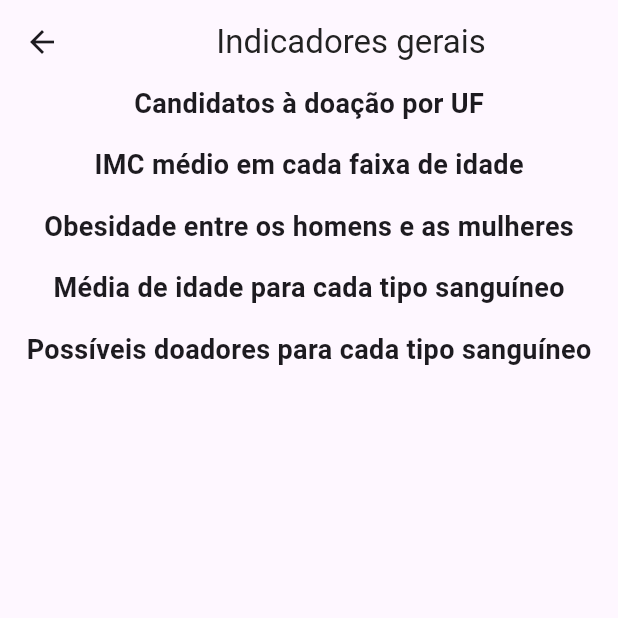
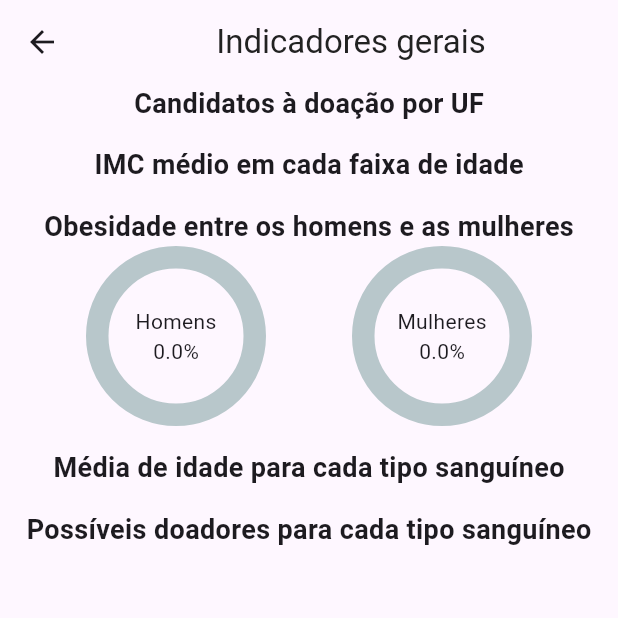
Before and after one commit to BenjamimRodrigo/app_wktest, a Flutter app: the screen it shows after launch, after a tap on the "insert chart outlined" icon, on a phone screen of 412 x 824 dp, the top half of it. Run offline on Flutter 3.47's test engine with Material 3 defaults, Android fonts, the phone set to English and light mode, and no system bars; drawn by our look-alikes of percent_indicator; our stand-ins replace flutter_staggered_animations, get; network calls fail.

Commit message:
feat: obesidadePorGenero at indicadores page

```diff
--- a/lib/app/data/repositories/indicadores_repository.dart
+++ b/lib/app/data/repositories/indicadores_repository.dart
@@ -1,3 +1,4 @@
+import 'package:app_wktest/app/data/dtos/obesidade_por_genero_dto.dart';
 import 'package:app_wktest/app/data/providers/indicadores_provider.dart';
 
 class IndicadoresRepository {
@@ -13,7 +14,7 @@ class IndicadoresRepository {
     return api.imcMedioFaixaEtaria();
   }
 
-  Future percentualObesosPorGenero() {
+  Future<List<ResponseObesidadePorGeneroDTO>> percentualObesosPorGenero() {
     return api.percentualObesosPorGenero();
   }
 
--- a/lib/app/modules/indicadores/controllers/indicadores_controller.dart
+++ b/lib/app/modules/indicadores/controllers/indicadores_controller.dart
@@ -7,15 +7,19 @@ class IndicadoresController extends GetxController {
   IndicadoresController(this.repository);
 
   final _pessoasPorUF = <ResponsePessoasPorUFDTO>[].obs;
+  final _percentObedidadeMasculina = 0.0.obs;
+  final _percentObedidadeFeminina = 0.0.obs;
 
   List<ResponsePessoasPorUFDTO> get pessoasPorUF => _pessoasPorUF;
+  double get percentObedidadeMasculina => _percentObedidadeMasculina.value;
+  double get percentObedidadeFeminina => _percentObedidadeFeminina.value;
 
   @override
   void onInit() {
     loadPessoasPorUF();
-    /* loadImcMedioFaixaEtaria();
+    //loadImcMedioFaixaEtaria();
     loadPercentualObesosPorGenero();
-    loadMediaIdadePorTipoSanguineo();
+    /*loadMediaIdadePorTipoSanguineo();
     loadQtdDoadoresPorTipoSanguineo(); */
     super.onInit();
   }
@@ -34,7 +38,9 @@ class IndicadoresController extends GetxController {
 
   void loadPercentualObesosPorGenero() {
     repository.percentualObesosPorGenero().then((response) {
-      print(response);
+      if(response.isEmpty) return;
+      _percentObedidadeMasculina.value = response.where((e) => e.genero == 'MASCULINO').first.percentual;
+      _percentObedidadeFeminina.value = response.where((e) => e.genero == 'FEMININO').first.percentual;
     });
   }
 
--- a/lib/app/modules/indicadores/views/indicadores_page.dart
+++ b/lib/app/modules/indicadores/views/indicadores_page.dart
@@ -1,4 +1,5 @@
 import 'package:app_wktest/app/modules/indicadores/controllers/indicadores_controller.dart';
+import 'package:app_wktest/app/modules/indicadores/widgets/obesidade_por_genero_widget.dart';
 import 'package:app_wktest/app/modules/indicadores/widgets/pessoas_por_uf_widget.dart';
 import 'package:app_wktest/app/themes/colors_palete.dart';
 import 'package:flutter/material.dart';
@@ -43,6 +44,7 @@ class IndicadoresPage extends GetView<IndicadoresController> {
                   style: titleStyle,
                 ),
               ),
+              ObesidadePorGeneroWidget(),
               const SizedBox(height: 15),
               Center(
                 child: Text(
--- /dev/null
+++ b/lib/app/modules/indicadores/widgets/obesidade_por_genero_widget.dart
@@ -0,0 +1,43 @@
+import 'package:app_wktest/app/modules/indicadores/controllers/indicadores_controller.dart';
+import 'package:flutter/material.dart';
+import 'package:get/get.dart';
+import 'package:percent_indicator/percent_indicator.dart';
+
+class ObesidadePorGeneroWidget extends GetView<IndicadoresController> {
+  @override
+  Widget build(BuildContext context) {
+    return Obx(() => Row(
+          mainAxisAlignment: MainAxisAlignment.spaceEvenly,
+          children: [
+            CircularPercentIndicator(
+              radius: 60.0,
+              lineWidth: 15.0,
+              animation: true,
+              percent: controller.percentObedidadeMasculina / 100,
+              center: Column(
+                mainAxisAlignment: MainAxisAlignment.center,
+                children: [
+                  Text("Homens"),
+                  Text("${controller.percentObedidadeMasculina}%"),
+                ],
+              ),
+              progressColor: Colors.blue,
+            ),
+            CircularPercentIndicator(
+              radius: 60.0,
+              lineWidth: 15.0,
+              animation: true,
+              percent: controller.percentObedidadeFeminina / 100,
+              center: Column(
+                mainAxisAlignment: MainAxisAlignment.center,
+                children: [
+                  Text("Mulheres"),
+                  Text("${controller.percentObedidadeFeminina}%"),
+                ],
+              ),
+              progressColor: Colors.pink,
+            ),
+          ],
+        ));
+  }
+}
```
Also changed, not shown: lib/app/data/dtos/obesidade_por_genero_dto.dart (added, +12 -0 lines), lib/app/data/providers/indicadores_provider.dart (+26 -22 lines).
